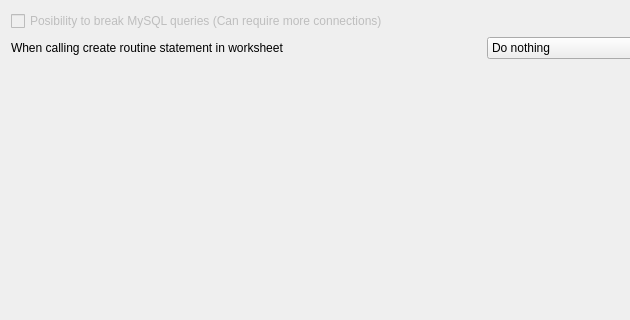
Before: the Qt Designer form src/connection/toqmysqlsettingui.ui in tora-tool/tora, drawn with Qt 5; both pictures show x 0 to 630 and y 0 to 320 of the 730 by 517 pixel window.
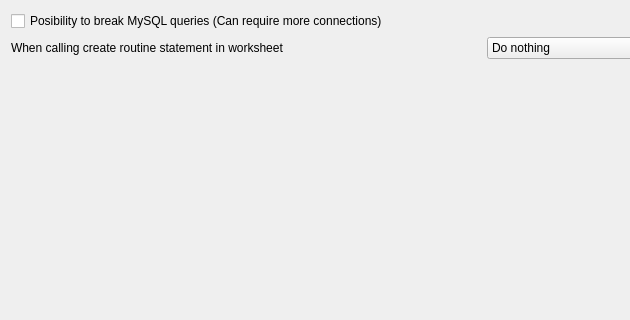
After: the same form once the commit is applied.

```diff
--- a/src/connection/toqmysqlsettingui.ui
+++ b/src/connection/toqmysqlsettingui.ui
@@ -22,9 +22,6 @@
    </property>
    <item row="0" column="0" colspan="2">
     <widget class="QCheckBox" name="BreakConnections">
-     <property name="enabled">
-      <bool>false</bool>
-     </property>
      <property name="text">
       <string>Posibility to break MySQL queries (Can require more connections)</string>
      </property>
```
